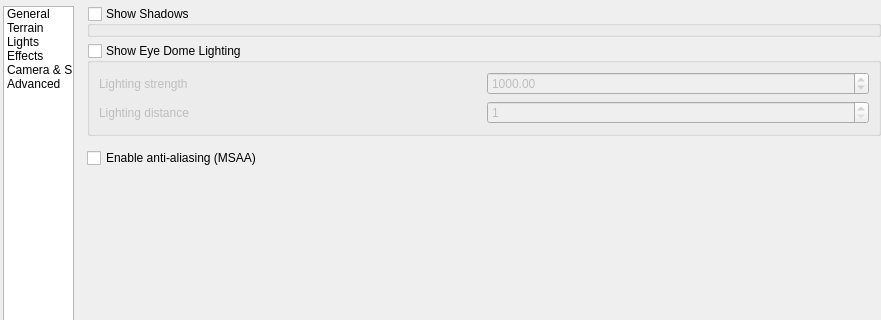
Before: the Qt Designer form src/ui/3d/map3dconfigwidget.ui in qgis/QGIS, drawn with Qt 5; both pictures show x 0 to 881 and y 0 to 320 of the 881 by 665 pixel window.
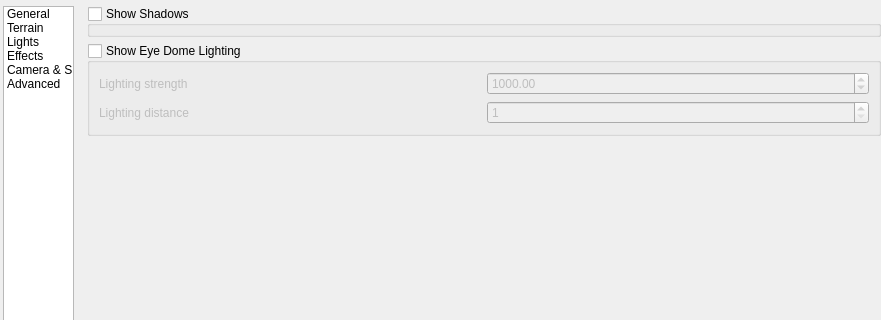
After: the same form once the commit is applied. The open tabs and pages were chosen to show the change. Icons and pictures are not drawn. Custom widgets are drawn as their Qt base class.

Commit message: move msaa to global setting

```diff
--- a/src/ui/3d/map3dconfigwidget.ui
+++ b/src/ui/3d/map3dconfigwidget.ui
@@ -583,8 +583,8 @@
                <rect>
                 <x>0</x>
                 <y>0</y>
-                <width>221</width>
-                <height>176</height>
+                <width>803</width>
+                <height>649</height>
                </rect>
               </property>
               <layout class="QVBoxLayout" name="verticalLayoutShadow">
@@ -685,13 +685,6 @@
                <item>
                 <widget class="QgsAmbientOcclusionSettingsWidget" name="mAmbientOcclusionSettingsWidget" native="true"/>
                </item>
-               <item>
-                <widget class="QCheckBox" name="mMsaaCheckBox">
-                 <property name="text">
-                  <string>Enable anti-aliasing (MSAA)</string>
-                 </property>
-                </widget>
-               </item>
                <item>
                 <spacer name="verticalSpacerShadow">
                  <property name="orientation">
```
Left out of the diff: 56 changed lines with no effect on the pictures. The commit also changes 7 other files.
